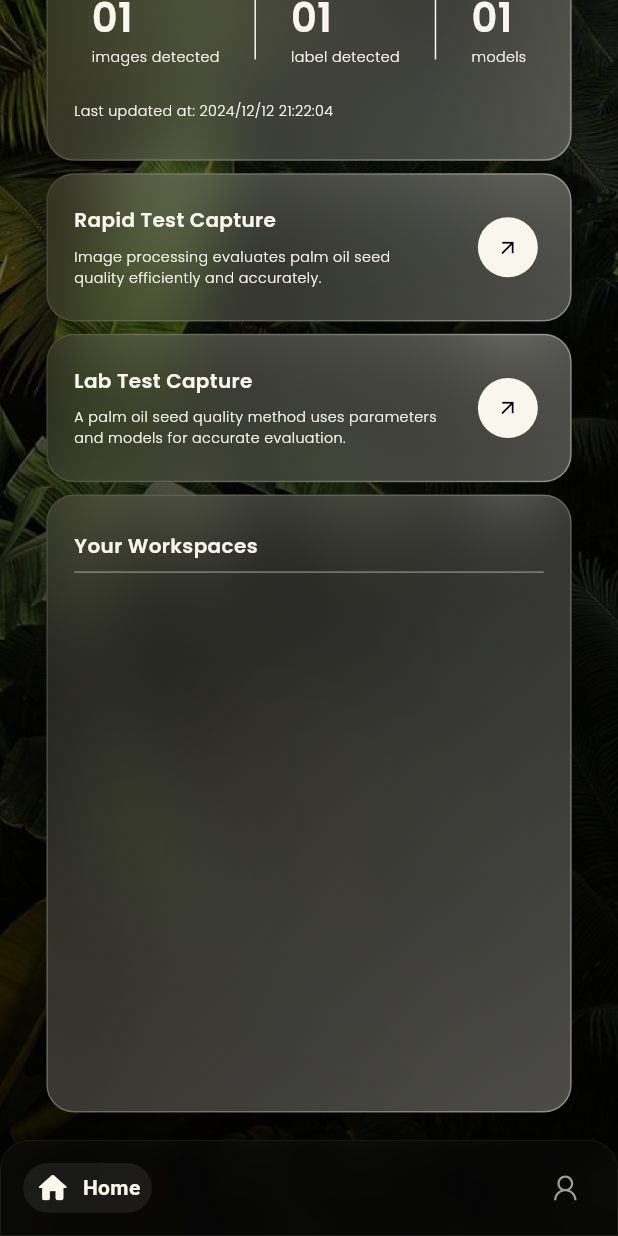
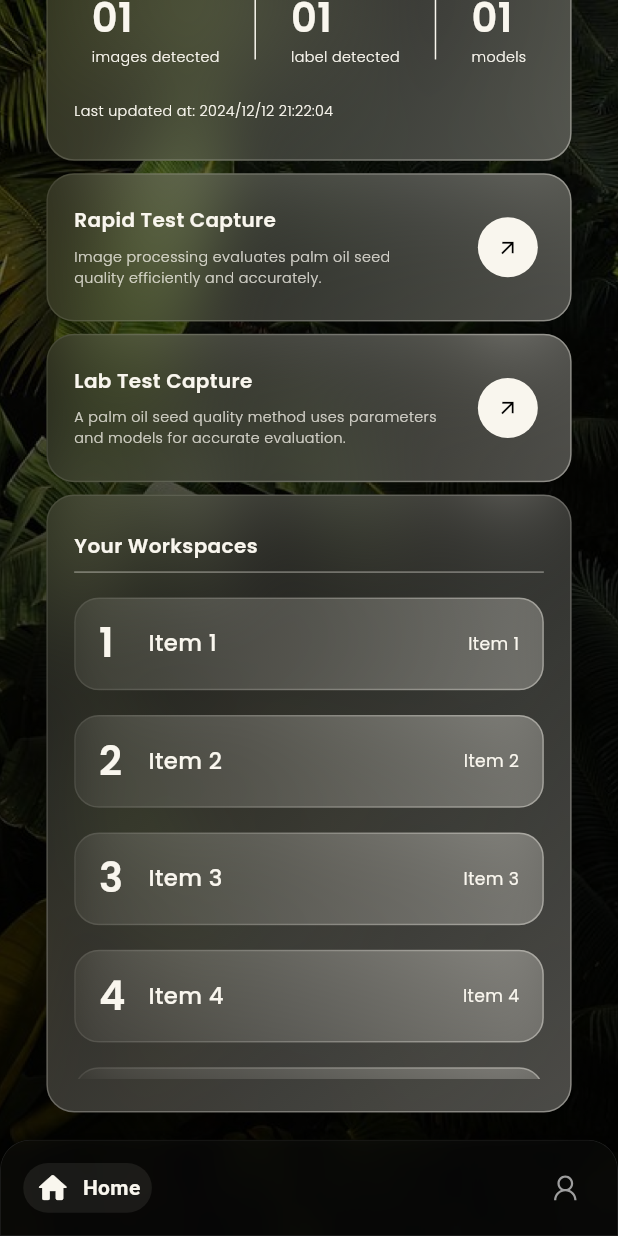
Before and after one commit to EseuramoeDevelopers/eseuramoe-mobile, a Flutter app: the AppUi screen opened directly, scrolled down 162 dp, on a phone screen of 412 x 824 dp. Run offline on Flutter 3.47's test engine with Material 3 defaults, Android fonts, the phone set to English and light mode, and no system bars; drawn by our look-alikes of glassmorphism, google_nav_bar; our stand-ins replace cherry_toast, connectivity_plus, dio, firebase_auth, firebase_core, flutter_screenutil and 8 more; accounts and stored records are empty.

Commit message:
Add Workspaces Layouts

```diff
--- a/lib/features/essentials/app/app.ui.dart
+++ b/lib/features/essentials/app/app.ui.dart
@@ -26,7 +26,7 @@ class AppUi extends StatelessWidget {
                 case 0:
                   return HomeUi();
                 case 1:
-                  return ProfileUi();
+                  return const ProfileUi();
                 default:
                   return HomeUi();
               }
--- a/lib/features/essentials/home/home.ui.dart
+++ b/lib/features/essentials/home/home.ui.dart
@@ -39,7 +39,10 @@ class HomeUi extends StatelessWidget {
 
                   /* CONTENT WIDGETS */
                   Obx(() {
-                    return SingleChildScrollView(
+                    return SizedBox(
+                      width: 1.sw,
+                      height: 1.sh,
+                      child: SingleChildScrollView(
                         child: Padding(
                           padding: EdgeInsets.symmetric(
                             vertical: 0.05.sh,
@@ -63,7 +66,7 @@ class HomeUi extends StatelessWidget {
                                     ),
                                   ),
                                   Image.asset(
-                                  width: 0.22.sw,
+                                    width: 0.2.sw,
                                     AppPrefixes.logoUrl,
                                     fit: BoxFit.fitWidth,
                                   ),
@@ -91,6 +94,7 @@ class HomeUi extends StatelessWidget {
                             ],
                           ),
                         ),
+                      ),
                     );
                   }),
                 ],
--- a/lib/features/essentials/home/home.vm.dart
+++ b/lib/features/essentials/home/home.vm.dart
@@ -5,7 +5,7 @@ class HomeVM extends GetxController {
   RxString userName = "".obs;
 
   void requestInit() async {
-    userName.value = await StorageService("user_data").get("user_name");
+    userName.value = await StorageService("user_data").get("user_name") ?? "";
     update();
   }
 
--- a/lib/features/essentials/home/widgets/features.widget.dart
+++ b/lib/features/essentials/home/widgets/features.widget.dart
@@ -47,7 +47,7 @@ class FeaturesWidget extends StatelessWidget {
                       Text(
                         AppStrings.d3,
                         style: GoogleFonts.poppins(
-                          color: AppThemes.whiteColor,
+                          color: AppThemes.whiteColor.withAlpha(200),
                           fontSize: AppSizes.paragraphSize - 15.sp,
                           fontWeight: FontWeight.w300,
                         ),
@@ -104,7 +104,7 @@ class FeaturesWidget extends StatelessWidget {
                       Text(
                         AppStrings.d5,
                         style: GoogleFonts.poppins(
-                          color: AppThemes.whiteColor,
+                          color: AppThemes.whiteColor.withAlpha(200),
                           fontSize: AppSizes.paragraphSize - 15.sp,
                           fontWeight: FontWeight.w300,
                         ),
--- a/lib/features/essentials/home/widgets/workspaces.widget.dart
+++ b/lib/features/essentials/home/widgets/workspaces.widget.dart
@@ -4,7 +4,6 @@ import 'package:google_fonts/google_fonts.dart';
 import 'package:myapp/features/globals/card.widget.dart';
 import 'package:myapp/static/themes/app.sizes.dart';
 import 'package:myapp/static/themes/app.themes.dart';
-import 'package:skeletonizer/skeletonizer.dart';
 
 class WorkspacesWidget extends StatelessWidget {
   const WorkspacesWidget({super.key});
@@ -39,15 +38,73 @@ class WorkspacesWidget extends StatelessWidget {
               Divider(
                 color: AppThemes.whiteColor.withAlpha(100),
               ),
-              Skeletonizer(child: Column(
-                mainAxisAlignment: MainAxisAlignment.start,
-                crossAxisAlignment: CrossAxisAlignment.start,
-                children: [
-
-                ],
-              ),),
               SizedBox(
-                height: 0.01.sh,
+                width: 0.85.sw,
+                height: 0.4.sh,
+                child: ListView.builder(
+                  padding: const EdgeInsets.only(top: 2).w,
+                  itemCount: 5,
+                  itemBuilder: (context, index) {
+                    return Column(
+                      children: [
+                        SizedBox(
+                          height: 0.01.sh,
+                        ),
+                        CardWidget(
+                          width: 0.8.sw,
+                          height: 0.075.sh,
+                          child: Center(
+                            child: Row(
+                              mainAxisAlignment: MainAxisAlignment.spaceBetween,
+                              crossAxisAlignment: CrossAxisAlignment.center,
+                              children: [
+                                Text(
+                                  "${index + 1}",
+                                  style: GoogleFonts.poppins(
+                                    color: AppThemes.whiteColor,
+                                    fontSize: AppSizes.titleSize,
+                                    fontWeight: FontWeight.w600,
+                                  ),
+                                ),
+                                SizedBox(
+                                  width: 0.6.sw,
+                                  child: Row(
+                                    mainAxisAlignment:
+                                        MainAxisAlignment.spaceBetween,
+                                    crossAxisAlignment:
+                                        CrossAxisAlignment.center,
+                                    children: [
+                                      Text(
+                                        "Item ${index + 1}",
+                                        style: GoogleFonts.poppins(
+                                          color: AppThemes.whiteColor,
+                                          fontSize: AppSizes.paragraphSize,
+                                          fontWeight: FontWeight.w500,
+                                        ),
+                                      ),
+                                      Text(
+                                        "Item ${index + 1}",
+                                        style: GoogleFonts.poppins(
+                                          color: AppThemes.whiteColor,
+                                          fontSize:
+                                              AppSizes.paragraphSize - 10.sp,
+                                          fontWeight: FontWeight.w400,
+                                        ),
+                                      ),
+                                    ],
+                                  ),
+                                ),
+                              ],
+                            ),
+                          ),
+                        ),
+                        SizedBox(
+                          height: 0.01.sh,
+                        ),
+                      ],
+                    );
+                  },
+                ),
               ),
             ],
           ),
--- a/lib/features/essentials/profile/profile.ui.dart
+++ b/lib/features/essentials/profile/profile.ui.dart
@@ -22,10 +22,10 @@ class ProfileUi extends StatelessWidget {
                 top: ScreenUtil().statusBarHeight,
                 bottom: ScreenUtil().bottomBarHeight,
               ),
-              child: Stack(
+              child: const Stack(
                 children: [
                   /* BACKGROUND WIDGETS */
-                  const BackgroundWidget(),
+                  BackgroundWidget(),
 
                   /* CONTENT WIDGETS */
                 ],
--- a/lib/main.dart
+++ b/lib/main.dart
@@ -4,8 +4,7 @@ import 'package:flutter_screenutil/flutter_screenutil.dart';
 import 'package:get/route_manager.dart';
 import 'package:hive_flutter/hive_flutter.dart';
 import 'package:myapp/core/credentials/firebase.credential.dart';
-import 'package:myapp/features/essentials/app/app.ui.dart';
-import 'package:skeletonizer/skeletonizer.dart';
+import 'package:myapp/features/essentials/initial/initial.ui.dart';
 
 Future<void> main() async {
   WidgetsFlutterBinding.ensureInitialized();
@@ -35,11 +34,8 @@ class MyApp extends StatelessWidget {
             debugShowCheckedModeBanner: false,
             theme: ThemeData(
               brightness: Brightness.dark,
-              extensions: const [
-                SkeletonizerConfigData.dark(),
-              ],
             ),
-            home: AppUi(),
+            home: InitialUi(),
           );
         },
       ),
--- a/pubspec.yaml
+++ b/pubspec.yaml
@@ -20,7 +20,6 @@ dependencies:
   logger: ^2.5.0
   glassmorphism: ^3.0.0
   rename: ^3.0.2
-  skeletonizer: ^1.4.2
   intl: ^0.20.1
   firebase_core: ^3.9.0
   flutter_spinkit: ^5.2.1
```
Also changed, not shown: pubspec.lock, 2 other files. Lines whose indentation alone changed are shown as unchanged.
